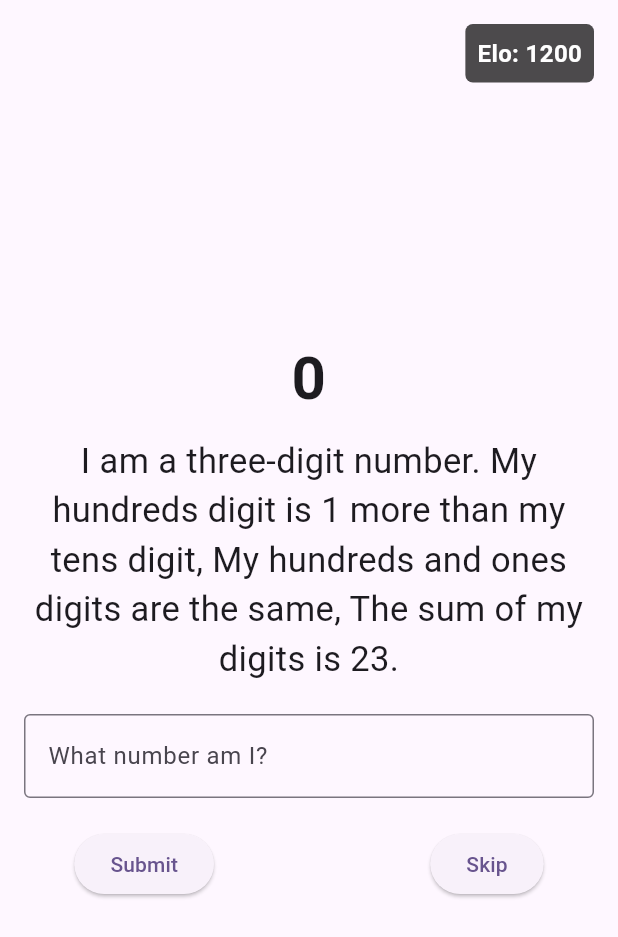
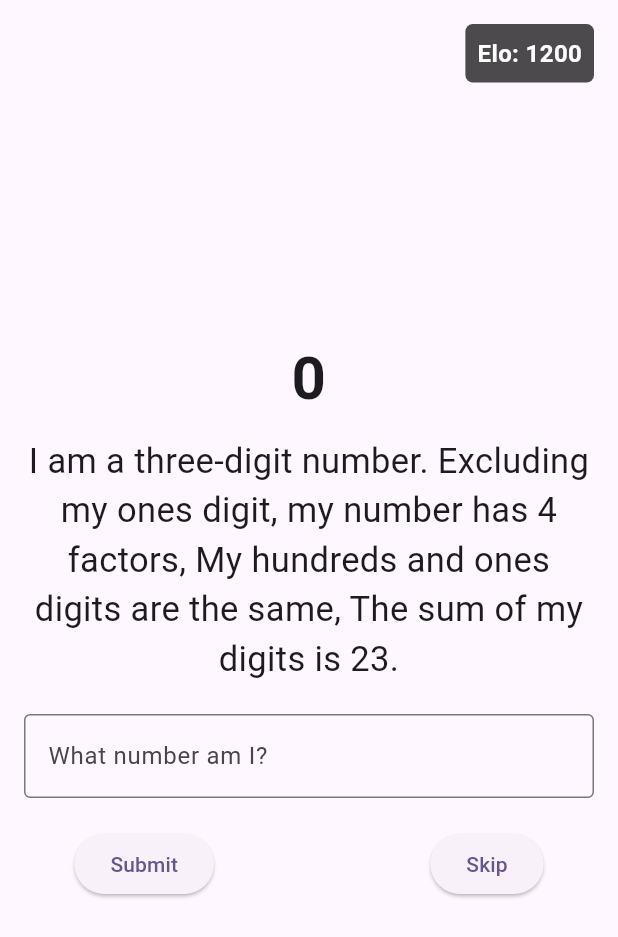
Before and after one commit to HennyBicks01/math_riddler, a Flutter app: the screen it shows after launch, on a phone screen of 412 x 824 dp. Shown: the top 937 px of the screen. Run offline on Flutter 3.47's test engine with Material 2 defaults, Android fonts, the phone set to English and light mode, and no system bars.

Commit message:
added factor tree

```diff
--- a/lib/riddle_generator.dart
+++ b/lib/riddle_generator.dart
@@ -9,6 +9,8 @@
 
 class RiddleGenerator {
   final Random _random = Random();
+
+  Set<String> processedCombinations = {};
 
   List<int> _generateNumber() {
     int hundreds = _random.nextInt(9) + 1;
@@ -45,6 +47,28 @@
         break;
     }
 
+    // Finding the excluded digit
+    List<String> allDigits = ['hundreds', 'tens', 'ones'];
+    allDigits.remove(firstDigit);
+    allDigits.remove(secondDigit);
+    String excludedDigit = allDigits[0];
+
+    // Constructing the resulting two-digit number
+    int resultingNumber;
+    if (firstDigit == 'hundreds' || secondDigit == 'hundreds') {
+      resultingNumber = first * 10 + second;
+    } else {
+      resultingNumber = first * 10 + second;
+    }
+
+    // Calculate the number of factors
+    int factors = 0;
+    for (int i = 1; i <= resultingNumber; i++) {
+      if (resultingNumber % i == 0) {
+        factors++;
+      }
+    }
+
     int difference = first - second;
     List<String> conditions = [];
 
@@ -62,11 +86,25 @@
         }
       }
 
+      String combinationKey = "$first-$second";
+
+      if (!processedCombinations.contains(combinationKey)&& (pow(first, second)).toString().length != (pow(second, first)).toString().length) {
+        int powerLengthFirst = (pow(first, second)).toString().length;
+        conditions.add("My $firstDigit digit to the power of my $secondDigit digit results in a number with $powerLengthFirst characters, ");
+
+        int powerLengthSecond = (pow(second, first)).toString().length;
+        conditions.add("My $secondDigit digit to the power of my $firstDigit digit results in a number with $powerLengthSecond characters, ");
+
+        processedCombinations.add(combinationKey);  // Mark this combination as processed
+      }
+
       if (difference > 0) {
         conditions.add("My $firstDigit digit is $difference more than my $secondDigit digit, ");
       } else if (difference < 0) {
         conditions.add("My $firstDigit digit is ${-difference} less than my $secondDigit digit, ");
       }
+
+      conditions.add("Excluding my $excludedDigit digit, my number has $factors factors, ");
     }
 
     return conditions;
@@ -74,34 +112,45 @@
 
 
   List<String> _generalCondition(List<int> digits) {
-    int hundreds = digits[0];
-    int tens = digits[1];
-    int ones = digits[2];
     List<String> conditions = [];
+    List<String> digitNames = ['hundreds', 'tens', 'ones'];
+    for (int i = 0; i < 3; i++) {
+      for (int j = 0; j < 3; j++) {
+        int k = 3 - i - j;
+        if (i != j) {
+          // Product of two digits equals the square of the third
+          if (digits[i] * digits[j] == digits[k] * digits[k]) {
+            conditions.add(
+                "The product of my ${digitNames[i]} and ${digitNames[j]} digits equals the square of my ${digitNames[k]} digit.");
+          }
 
-    if (hundreds * tens == ones * ones) {
-      conditions.add("The product of my hundreds and tens digits equals the square of my ones digit.");
+          // One digit is divisible by the sum of the other two
+          if ((digits[i] + digits[j]) != 0 && digits[k] != 0 &&
+              digits[k] % (digits[i] + digits[j]) == 0) {
+            int result = digits[k] ~/ (digits[i] + digits[j]);
+            conditions.add(
+                "My ${digitNames[k]} digit divided by the sum of my ${digitNames[i]} and ${digitNames[j]} digits gives $result.");
+          }
+
+          // Pythagorean triple condition
+          if (digits[i] * digits[i] + digits[j] * digits[j] ==
+              digits[k] * digits[k] && !conditions.contains(
+              "My digits would make a perfect right triangle.")) {
+            conditions.add("My digits would make a perfect right triangle.");
+          }
+
+          // Combining two digits and dividing by the third results in an integer
+          int combinedNumber = int.parse('${digits[i]}${digits[j]}');
+          if (digits[k] != 0 && digits[k] > 2 && combinedNumber % digits[k] == 0) {
+            int result = combinedNumber ~/ digits[k];
+            conditions.add("Connecting my ${digitNames[i]} and ${digitNames[j]} digits and dividing by my ${digitNames[k]} digit gives $result.");
+          }
+        }
+      }
     }
-    if (hundreds * ones == tens * tens) {
-      conditions.add("The product of my hundreds and ones digits equals the square of my tens digit.");
-    }
-    if (tens * ones == hundreds * hundreds) {
-      conditions.add("The product of my tens and ones digits equals the square of my hundreds digit.");
-    }
-    if ((tens + hundreds) != 0 && ones % (tens + hundreds) == 0) {
-      int result = ones ~/ (tens + hundreds);
-      conditions.add("My ones digit divided by the sum of my hundreds and tens digits gives $result.");
-    }
-    if ((hundreds + ones) != 0 && tens % (hundreds + ones) == 0) {
-      int result = tens ~/ (hundreds + ones);
-      conditions.add("My tens digit divided by the sum of my hundreds and ones digits gives $result.");
-    }
-    if ((tens + ones) != 0 && hundreds % (tens + ones) == 0) {
-      int result = hundreds ~/ (tens + ones);
-      conditions.add("My hundreds digit divided by the sum of my tens and ones digits gives $result.");
-    }
-    conditions.add("The sum of my digits is ${hundreds + tens + ones}.");
-    conditions.add("The product of all my digits is ${hundreds * tens * ones}.");
+
+    conditions.add("The sum of my digits is ${digits[0] + digits[1] + digits[2]}.");
+    conditions.add("The product of all my digits is ${digits[0] * digits[1] * digits[2]}.");
 
     return conditions;
   }
```
